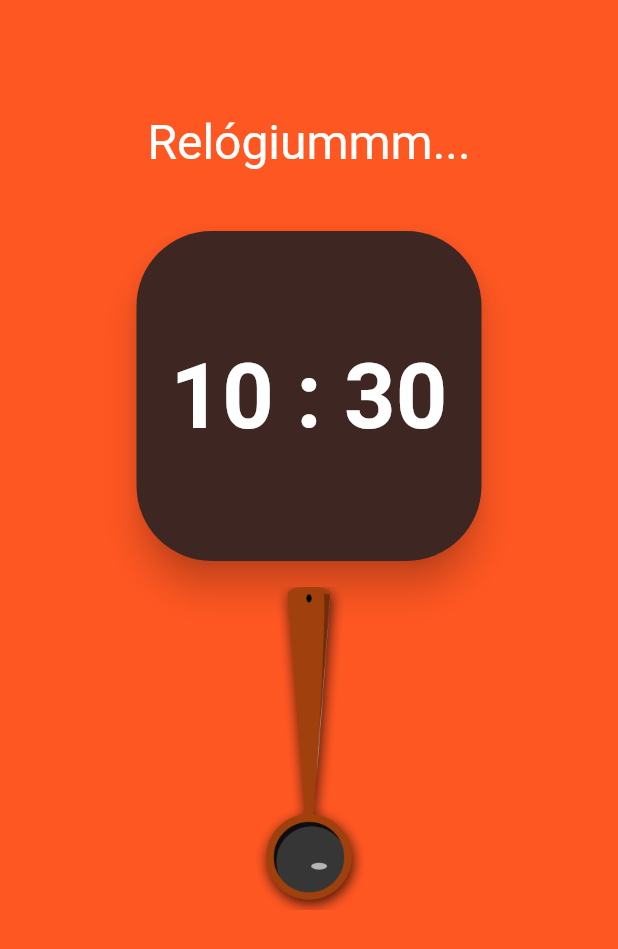
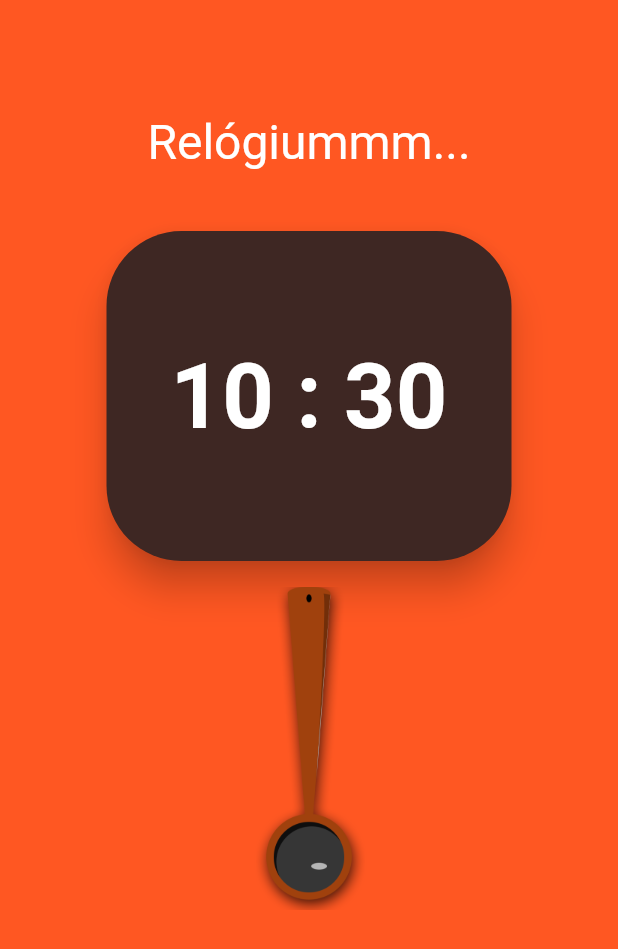
Before and after one commit to fcraveiro/relogio_animado, a Flutter app: the screen it shows after launch, on a phone screen of 412 x 824 dp. Shown: the top 949 px of the screen. Run offline on Flutter 3.47's test engine with Material 2 defaults, Android fonts, the phone set to English and light mode, and no system bars.

Commit message:
Final relogio 1

```diff
--- a/lib/homepage.dart
+++ b/lib/homepage.dart
@@ -81,7 +81,7 @@ class Relogio1State extends State<Relogio1>
                 elevation: 10.0,
                 color: Colors.brown.shade900,
                 child: SizedBox(
-                  width: 230,
+                  width: 270,
                   height: 220,
                   child: Center(
                     child: Text(
```
